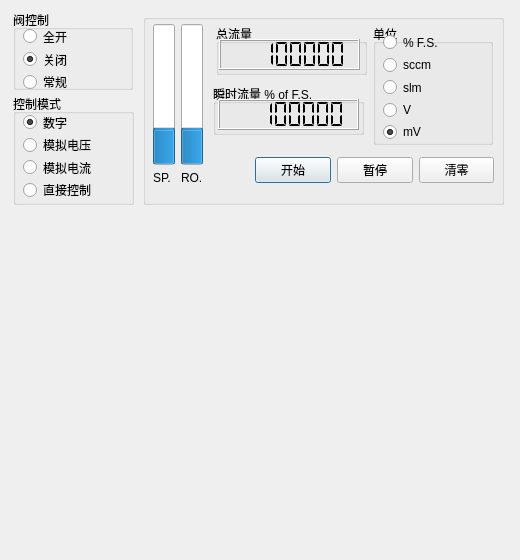
This is MFC/MFC-PC-release/src/UIControl.ui in erisir/SandBox as Qt 5 draws it before an edit. The edited form follows.
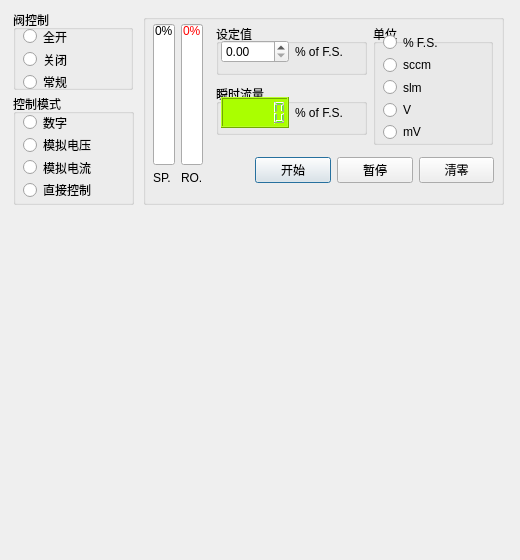
This is the edited form. Custom widgets are drawn as their Qt base class.

```diff
--- a/MFC/MFC-PC-release/src/UIControl.ui
+++ b/MFC/MFC-PC-release/src/UIControl.ui
@@ -47,9 +47,6 @@
        <property name="text">
         <string>关闭</string>
        </property>
-       <property name="checked">
-        <bool>true</bool>
-       </property>
       </widget>
      </item>
      <item>
@@ -89,9 +86,6 @@
        <property name="text">
         <string>数字</string>
        </property>
-       <property name="checked">
-        <bool>true</bool>
-       </property>
       </widget>
      </item>
      <item>
@@ -140,29 +134,83 @@
      </rect>
     </property>
     <property name="title">
-     <string>总流量</string>
+     <string>设定值</string>
     </property>
-    <widget class="QLCDNumber" name="SetPoint">
+    <widget class="QWidget" name="horizontalLayoutWidget_2">
      <property name="geometry">
       <rect>
-       <x>3</x>
-       <y>15</y>
+       <x>5</x>
+       <y>12</y>
        <width>141</width>
        <height>31</height>
       </rect>
      </property>
-     <property name="autoFillBackground">
-      <bool>false</bool>
+     <layout class="QHBoxLayout" name="horizontalLayout_2">
+      <item>
+       <widget class="QDoubleSpinBox" name="SetPoint">
+        <property name="keyboardTracking">
+         <bool>false</bool>
+        </property>
+       </widget>
+      </item>
+      <item>
+       <widget class="QLabel" name="label_3">
+        <property name="text">
+         <string>% of F.S.</string>
+        </property>
+       </widget>
+      </item>
+     </layout>
+    </widget>
+   </widget>
+   <widget class="QGroupBox" name="groupBox_5">
+    <property name="geometry">
+     <rect>
+      <x>73</x>
+      <y>70</y>
+      <width>151</width>
+      <height>51</height>
+     </rect>
+    </property>
+    <property name="title">
+     <string>瞬时流量</string>
+    </property>
+    <widget class="QWidget" name="horizontalLayoutWidget_3">
+     <property name="geometry">
+      <rect>
+       <x>5</x>
+       <y>13</y>
+       <width>141</width>
+       <height>31</height>
+      </rect>
      </property>
-     <property name="numDigits">
-      <number>8</number>
-     </property>
-     <property name="segmentStyle">
-      <enum>QLCDNumber::Flat</enum>
-     </property>
-     <property name="value" stdset="0">
-      <double>123456.789000000004307</double>
-     </property>
+     <layout class="QHBoxLayout" name="horizontalLayout_3">
+      <item>
+       <widget class="QLCDNumber" name="GetPoint">
+        <property name="autoFillBackground">
+         <bool>false</bool>
+        </property>
+        <property name="styleSheet">
+         <string notr="true">color: rgb(85, 255, 0);
+selection-color: rgb(255, 0, 0);
+font: 75 9pt &quot;Aharoni&quot;;
+gridline-color: rgb(85, 0, 0);
+border-color: rgb(0, 0, 255);
+background-color: rgb(170, 255, 0);</string>
+        </property>
+        <property name="smallDecimalPoint">
+         <bool>false</bool>
+        </property>
+       </widget>
+      </item>
+      <item>
+       <widget class="QLabel" name="label_4">
+        <property name="text">
+         <string>% of F.S.</string>
+        </property>
+       </widget>
+      </item>
+     </layout>
     </widget>
    </widget>
    <widget class="QGroupBox" name="BoxUnit">
@@ -220,9 +268,6 @@
         <property name="text">
          <string>mV</string>
         </property>
-        <property name="checked">
-         <bool>true</bool>
-        </property>
        </widget>
       </item>
      </layout>
@@ -279,8 +324,17 @@
        <property name="layoutDirection">
         <enum>Qt::LeftToRight</enum>
        </property>
+       <property name="styleSheet">
+        <string notr="true">
+ QProgressBar::chunk {
+   background-color: #000000;
+}
+QProgressBar {
+   text-align: top;
+}</string>
+       </property>
        <property name="value">
-        <number>24</number>
+        <number>0</number>
        </property>
        <property name="orientation">
         <enum>Qt::Vertical</enum>
@@ -299,8 +353,18 @@
        <property name="layoutDirection">
         <enum>Qt::LeftToRight</enum>
        </property>
+       <property name="styleSheet">
+        <string notr="true">
+ QProgressBar::chunk {
+   background-color: #FF0000;
+}
+QProgressBar {
+   text-align: top;
+	color:#FF0000
+}</string>
+       </property>
        <property name="value">
-        <number>24</number>
+        <number>0</number>
        </property>
        <property name="orientation">
         <enum>Qt::Vertical</enum>
@@ -316,53 +380,6 @@
      </item>
     </layout>
    </widget>
-   <widget class="QGroupBox" name="groupBox_5">
-    <property name="geometry">
-     <rect>
-      <x>70</x>
-      <y>70</y>
-      <width>151</width>
-      <height>51</height>
-     </rect>
-    </property>
-    <property name="title">
-     <string>瞬时流量 % of F.S.</string>
-    </property>
-    <widget class="QLCDNumber" name="GetPoint">
-     <property name="geometry">
-      <rect>
-       <x>5</x>
-       <y>15</y>
-       <width>141</width>
-       <height>31</height>
-      </rect>
-     </property>
-     <property name="autoFillBackground">
-      <bool>false</bool>
-     </property>
-     <property name="styleSheet">
-      <string notr="true"/>
-     </property>
-     <property name="smallDecimalPoint">
-      <bool>false</bool>
-     </property>
-     <property name="numDigits">
-      <number>8</number>
-     </property>
-     <property name="digitCount">
-      <number>8</number>
-     </property>
-     <property name="segmentStyle">
-      <enum>QLCDNumber::Flat</enum>
-     </property>
-     <property name="value" stdset="0">
-      <double>123456.779999999998836</double>
-     </property>
-     <property name="intValue" stdset="0">
-      <number>123457</number>
-     </property>
-    </widget>
-   </widget>
   </widget>
   <widget class="MyDynamicMplCanvas" name="mplCanvas" native="true">
    <property name="geometry">
```
